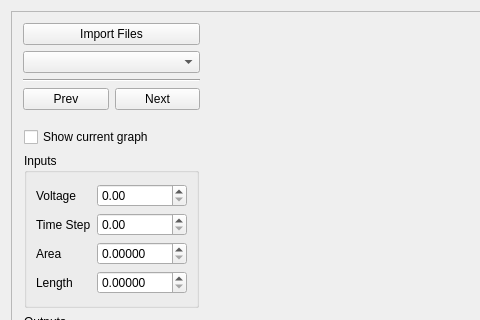
This is lowtempcal/mainwindow.ui in PatrickChin/Lab-Fast as Qt 5 draws it before an edit; both pictures show x 0 to 480 and y 0 to 320 of the 954 by 564 pixel window. The edited form follows.
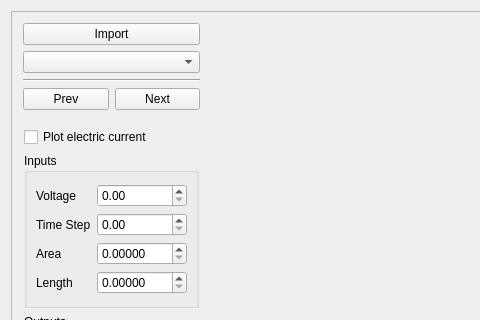
This is the edited form.

What changed in the file:
```diff
--- a/lowtempcal/mainwindow.ui
+++ b/lowtempcal/mainwindow.ui
@@ -77,7 +77,7 @@
          <rect>
           <x>0</x>
           <y>0</y>
-          <width>215</width>
+          <width>212</width>
           <height>544</height>
          </rect>
         </property>
@@ -275,7 +275,7 @@
              <item row="1" column="0" colspan="2">
               <widget class="QCheckBox" name="checkbox_show_current">
                <property name="text">
-                <string>Show current graph</string>
+                <string>Plot electric current</string>
                </property>
               </widget>
              </item>
@@ -451,7 +451,7 @@
             </sizepolicy>
            </property>
            <property name="text">
-            <string>Import Files</string>
+            <string>Import</string>
            </property>
           </widget>
          </item>
@@ -497,7 +497,7 @@
         </layout>
        </widget>
       </widget>
-      <widget class="QWidget" name="">
+      <widget class="QWidget" name="layoutWidget">
        <layout class="QVBoxLayout" name="graph_layout">
         <property name="sizeConstraint">
          <enum>QLayout::SetDefaultConstraint</enum>
```
